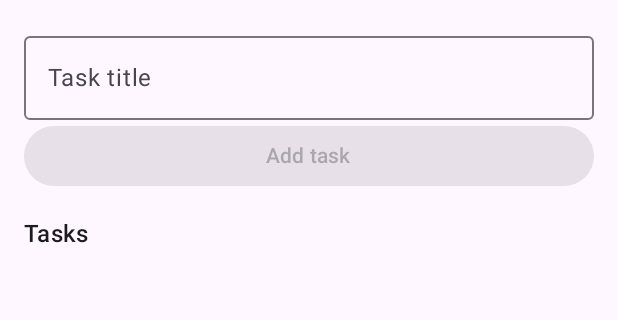
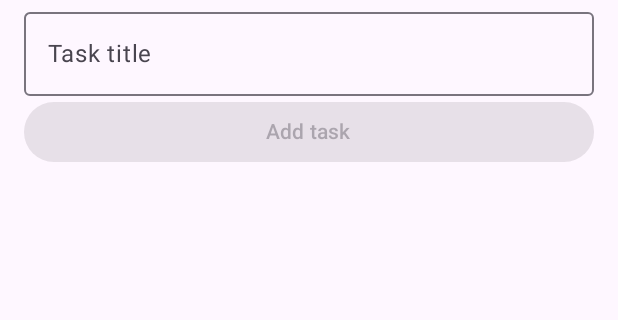
Before and after one commit to selimkahi/Study-Planner, an Android app built with Jetpack Compose: the screen it shows after launch (MainActivity), on a phone screen of 412 x 824 dp, the part 78-398 px from its top. Run offline under Robolectric (Android 15) with nearby library versions, the phone set to English and light mode, and no system bars.

Commit message:
Simplify the Study Planner screen layout

```diff
--- a/app/src/main/java/com/example/studyplanner/MainActivity.kt
+++ b/app/src/main/java/com/example/studyplanner/MainActivity.kt
@@ -19,12 +19,9 @@ import androidx.compose.ui.unit.dp
 import kotlinx.coroutines.launch
 
 class MainActivity : ComponentActivity() {
-    // Runs when the activity starts and sets up the app's screen.
     override fun onCreate(savedInstanceState: Bundle?) {
         super.onCreate(savedInstanceState)
-        // Lets the screen extend behind the system bars.
         enableEdgeToEdge()
-        // Displays our screen using the app's Material theme.
         setContent {
             MaterialTheme {
                 StudyPlannerScreen()
@@ -33,7 +30,6 @@ class MainActivity : ComponentActivity() {
     }
 }
 
-// Builds the screen for adding tasks and marking them complete.
 @Composable
 fun StudyPlannerScreen() {
     // Keeps the typed title while Compose redraws the screen.
@@ -47,17 +43,14 @@ fun StudyPlannerScreen() {
     // Lets us save data without freezing the screen.
     val scope = rememberCoroutineScope()
 
-    // Provides the screen layout and padding around system bars.
+
     Scaffold { screenPadding ->
-        // Places the screen's contents vertically with extra spacing.
+
         Column(
             modifier = Modifier.fillMaxSize().padding(screenPadding).padding(16.dp)
         ) {
-            // Shows the heading and adds a gap below it.
-            Text("Study Planner", style = MaterialTheme.typography.headlineMedium)
-            Spacer(modifier = Modifier.height(16.dp))
+            Text("Study Planner ", style = MaterialTheme.typography.headlineMedium)
 
-            // Displays the title input and remembers each text change.
             OutlinedTextField(
                 value = taskTitle,
                 onValueChange = { taskTitle = it },
@@ -65,34 +58,23 @@ fun StudyPlannerScreen() {
                 singleLine = true,
                 modifier = Modifier.fillMaxWidth()
             )
-
-            // Adds the typed task when the button is pressed.
             Button(
                 onClick = {
-                    // Removes spaces at the ends, then clears the input.
                     val title = taskTitle.trim()
                     taskTitle = ""
-                    // Starts a coroutine to save the new task.
                     scope.launch {
                         storage.addTask(title)
                     }
                 },
-                // Prevents adding an empty or spaces-only title.
                 enabled = taskTitle.isNotBlank(),
                 modifier = Modifier.fillMaxWidth()
             ) {
                 Text("Add task")
             }
 
-            // Adds a gap and shows the list heading.
-            Spacer(modifier = Modifier.height(16.dp))
-            Text("Tasks", style = MaterialTheme.typography.titleMedium)
-
             // Shows the tasks in a scrolling list.
             LazyColumn(modifier = Modifier.weight(1f)) {
-                // Gives us each task and its position in the list.
                 itemsIndexed(tasks) { index, task ->
-                    // Places the checkbox and task title side by side.
                     Row(
                         modifier = Modifier.fillMaxWidth(),
                         verticalAlignment = Alignment.CenterVertically
```
